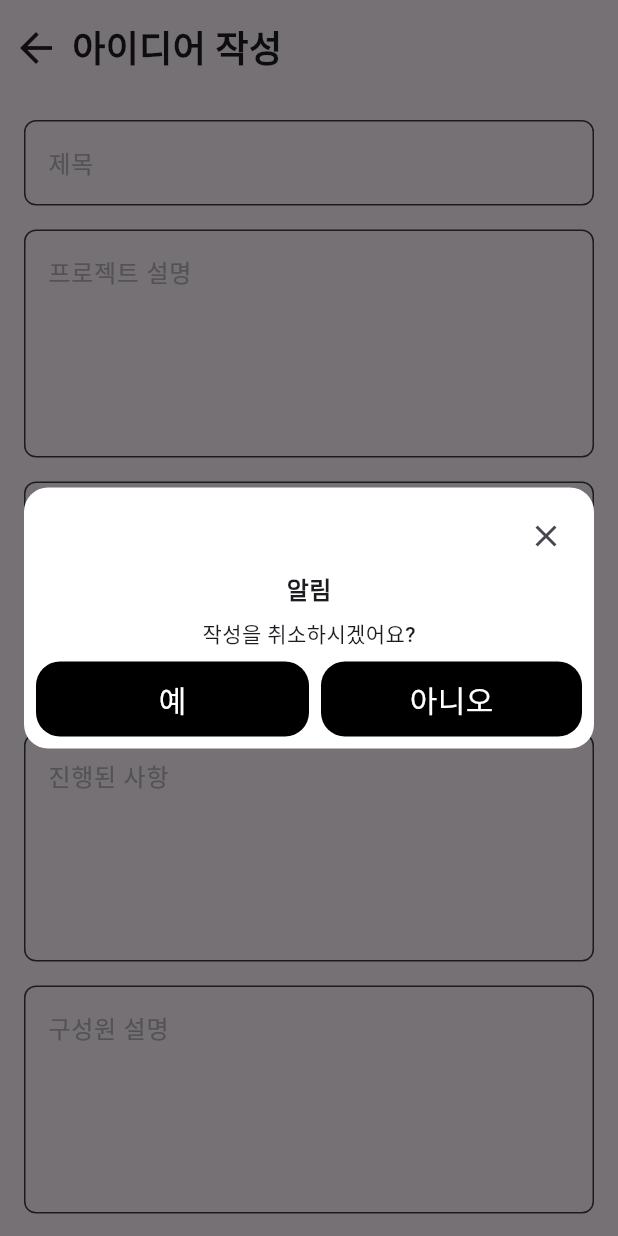
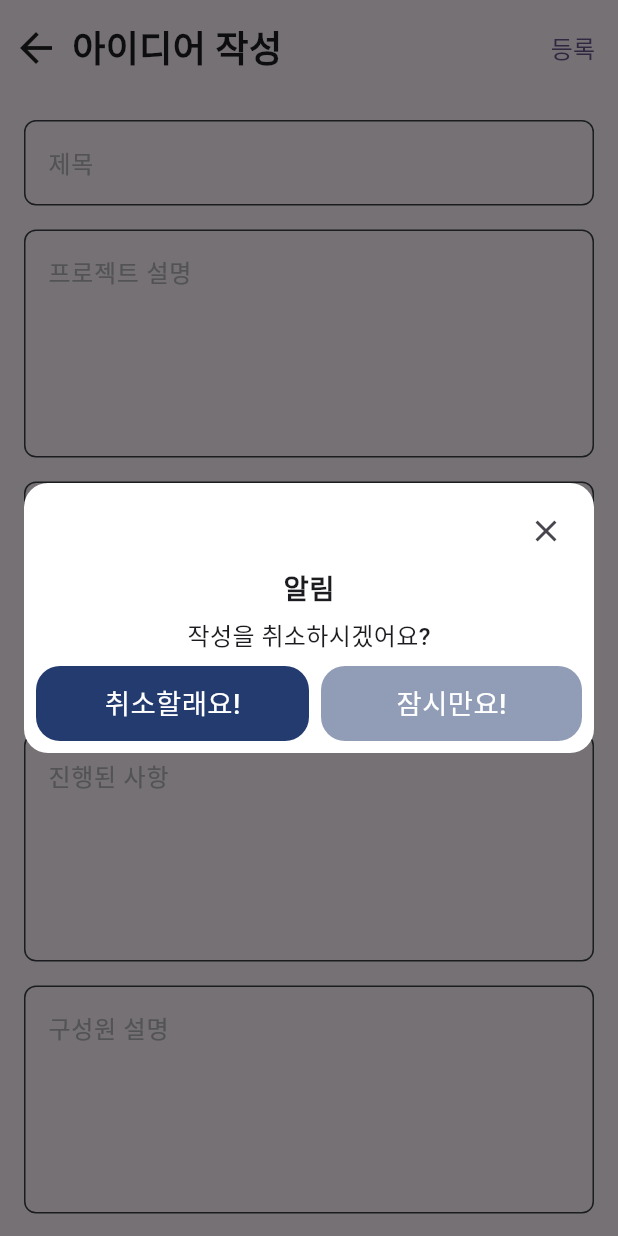
Before and after one commit to jaekyung-you/bring, a Flutter app: the IdeaWriteScreen screen opened by its route, after a tap on the "arrow back" icon, on a phone screen of 412 x 824 dp. Run offline on Flutter 3.47's test engine with Material 3 defaults, Android fonts, the light colour scheme and no system bars; our stand-ins replace flutter_animate, flutter_screenutil, get, smooth_page_indicator; Roboto replaces fonts that are missing (Pretendard).

Commit message:
screen_util 추가 및 적용, 다이얼로그 UI 수정

```diff
--- a/lib/common/base_round_button.dart
+++ b/lib/common/base_round_button.dart
@@ -1,4 +1,5 @@
 import 'package:flutter/material.dart';
+import 'package:flutter_screenutil/flutter_screenutil.dart';
 import '../const/app_config.dart';
 
 class BaseRoundButton extends StatefulWidget {
@@ -89,7 +90,7 @@ class _BaseRoundButtonState extends State<BaseRoundButton> with SingleTickerProv
               if (widget.prefixIcon != null) Padding(padding: const EdgeInsets.only(left: 4.0), child: widget.prefixIcon!),
               Text(
                 widget.buttonText,
-                style: TextStyle(fontSize: 20, fontWeight: FontWeight.w500, color: widget.buttonFgColor),
+                style: TextStyle(fontSize: 16.sp, fontWeight: FontWeight.w500, color: widget.buttonFgColor),
               ),
               if (widget.suffixIcon != null) Padding(padding: const EdgeInsets.only(right: 4.0), child: widget.suffixIcon!),
             ],
--- a/lib/common/bring_dialog.dart
+++ b/lib/common/bring_dialog.dart
@@ -1,8 +1,10 @@
 import 'package:bring/common/base_round_button.dart';
 import 'package:flutter/material.dart';
+import 'package:flutter_screenutil/flutter_screenutil.dart';
 import 'package:get/get.dart';
 
 import '../const/app_config.dart';
+import '../const/theme.dart';
 
 class BringDialog extends StatefulWidget {
   String title;
@@ -10,11 +12,9 @@ class BringDialog extends StatefulWidget {
   Widget? content;
   String firstButtonText;
   String? secondButtonText;
-
   // String? thirdButtonText;
   Function? onPressFirstButton;
   Function? onPressSecondButton;
-
   // Function? onPressThirdButton;
 
   // 버튼 1개
@@ -79,7 +79,7 @@ class _BringDialogState extends State<BringDialog> {
             /// 제목
             Text(
               widget.title,
-              style: TextStyle(fontSize: 16, fontWeight: FontWeight.bold),
+              style: TextStyle(fontSize: 16.sp, fontWeight: FontWeight.bold),
             ),
 
             /// 내용
@@ -88,7 +88,7 @@ class _BringDialogState extends State<BringDialog> {
                 padding: const EdgeInsets.symmetric(vertical: AppConfig.contentPadding),
                 child: Text(
                   widget.desc!,
-                  style: TextStyle(fontSize: 14, fontWeight: FontWeight.w500),
+                  style: TextStyle(fontSize: 14.sp, fontWeight: FontWeight.w500),
                 ),
               ),
 
@@ -110,7 +110,7 @@ class _BringDialogState extends State<BringDialog> {
                       }
                     },
                     buttonFgColor: Colors.white,
-                    buttonBgColor: Colors.black,
+                    buttonBgColor: BringColor.primaryNavy,
                     height: 50,
                   ),
                 ),
@@ -126,7 +126,7 @@ class _BringDialogState extends State<BringDialog> {
                           }
                         },
                         buttonFgColor: Colors.white,
-                        buttonBgColor: Colors.black,
+                        buttonBgColor: BringColor.primaryNavy.withOpacity(0.5),
                         height: 50,
                       ),
                     ),
--- a/lib/common/bring_header.dart
+++ b/lib/common/bring_header.dart
@@ -5,8 +5,9 @@ class BringHeader extends StatelessWidget {
   final String title;
   final bool isHiddenBack;
   final Function? onTapBackButton;
+  final Widget? rightButton;
 
-  const BringHeader({super.key, required this.title, this.isHiddenBack = false, this.onTapBackButton});
+  const BringHeader({super.key, required this.title, this.isHiddenBack = false, this.onTapBackButton, this.rightButton});
 
   @override
   Widget build(BuildContext context) {
@@ -39,6 +40,8 @@ class BringHeader extends StatelessWidget {
             title,
             style: const TextStyle(fontWeight: FontWeight.w700, fontSize: 24),
           ),
+          if (rightButton != null) const Spacer(),
+          if (rightButton != null) SizedBox(height: 48, width: 60, child: rightButton!)
         ],
       ),
     );
--- /dev/null
+++ b/lib/partner_search/controllers/idea_write_controller.dart
@@ -0,0 +1,38 @@
+import 'package:get/get.dart';
+
+import '../../common/bring_dialog.dart';
+
+class IdeaWriteController extends GetxController {
+
+  void onTapRegisterButton() {
+    Get.dialog(BringDialog.twoButton(
+      title: '알림',
+      desc: '소중한 사업 아이디어를 등록하시겠습니까?',
+      firstButtonText: '등록할래요!',
+      onPressFirstButton: () {
+        Get.back();
+        Get.back();
+      },
+      secondButtonText: '잠시만요!',
+      onPressSecondButton: () {
+        Get.back();
+      },
+    ));
+  }
+
+  void onTapBackButton() {
+    Get.dialog(BringDialog.twoButton(
+      title: '알림',
+      desc: '작성을 취소하시겠어요?',
+      firstButtonText: '취소할래요!',
+      onPressFirstButton: () {
+        Get.back();
+        Get.back();
+      },
+      secondButtonText: '잠시만요!',
+      onPressSecondButton: () {
+        Get.back();
+      },
+    ));
+  }
+}
--- a/lib/partner_search/screens/idea_write_screen.dart
+++ b/lib/partner_search/screens/idea_write_screen.dart
@@ -1,14 +1,19 @@
-import 'package:bring/common/bring_dialog.dart';
 import 'package:bring/common/bring_header.dart';
+import 'package:bring/partner_search/controllers/idea_write_controller.dart';
 import 'package:flutter/material.dart';
-import 'package:get/get.dart';
-
 import '../../common/bring_textfield.dart';
 import '../../common/bring_textformfield.dart';
 import '../../const/app_config.dart';
 
-class IdeaWriteScreen extends StatelessWidget {
+class IdeaWriteScreen extends StatefulWidget {
   const IdeaWriteScreen({super.key});
+
+  @override
+  State<IdeaWriteScreen> createState() => _IdeaWriteScreenState();
+}
+
+class _IdeaWriteScreenState extends State<IdeaWriteScreen> {
+  final IdeaWriteController controller = IdeaWriteController();
 
   @override
   Widget build(BuildContext context) {
@@ -18,13 +23,16 @@ class IdeaWriteScreen extends StatelessWidget {
           children: [
             BringHeader(
               title: '아이디어 작성',
+              rightButton: TextButton(
+                  onPressed: () {
+                    controller.onTapRegisterButton();
+                  },
+                  child: Text(
+                    '등록',
+                    style: TextStyle(fontSize: 16),
+                  )),
               onTapBackButton: () {
-                Get.dialog(BringDialog.twoButton(
-                  title: '알림',
-                  desc: '작성을 취소하시겠어요?',
-                  firstButtonText: '예',
-                  secondButtonText: '아니오',
-                ));
+                controller.onTapBackButton();
               },
             ),
             Expanded(
--- a/pubspec.yaml
+++ b/pubspec.yaml
@@ -39,6 +39,7 @@ dependencies:
   dio: ^5.6.0
   smooth_page_indicator: ^1.2.0+3
   flutter_animate: ^4.5.0
+  flutter_screenutil: ^5.9.3
 
 dev_dependencies:
   flutter_test:
```
Also changed, not shown: lib/main.dart (+9 -5 lines), pubspec.lock.
